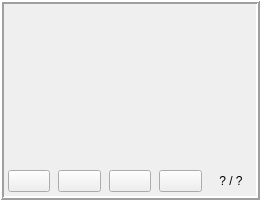
The window that src/Widgets/library.ui (Zugzwangs/Eternal-Deck-Builder) describes before a commit, drawn with Qt 5.
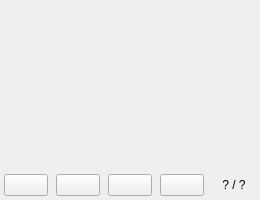
The same window after the commit. Icons and pictures are not drawn.

```diff
--- a/src/Widgets/library.ui
+++ b/src/Widgets/library.ui
@@ -32,21 +32,16 @@
    <string>Frame</string>
   </property>
   <property name="styleSheet">
-   <string notr="true">Library
-{
-     border-width: 1px;
-     border-style: solid;
-     border-radius: 4px;
-}</string>
+   <string notr="true"/>
   </property>
   <property name="frameShape">
-   <enum>QFrame::Box</enum>
+   <enum>QFrame::NoFrame</enum>
   </property>
   <property name="frameShadow">
-   <enum>QFrame::Raised</enum>
+   <enum>QFrame::Plain</enum>
   </property>
   <property name="lineWidth">
-   <number>2</number>
+   <number>0</number>
   </property>
   <layout class="QVBoxLayout" name="verticalLayout">
    <property name="spacing">
```
Left out of the diff: 12 changed lines with no effect on the pictures.
